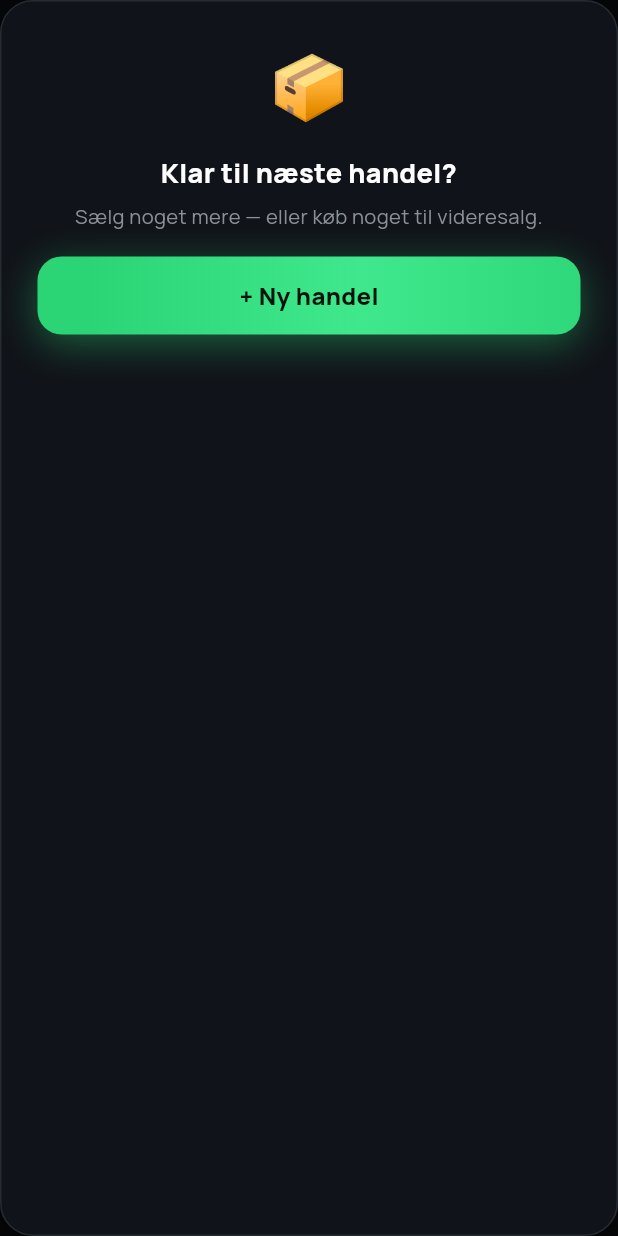
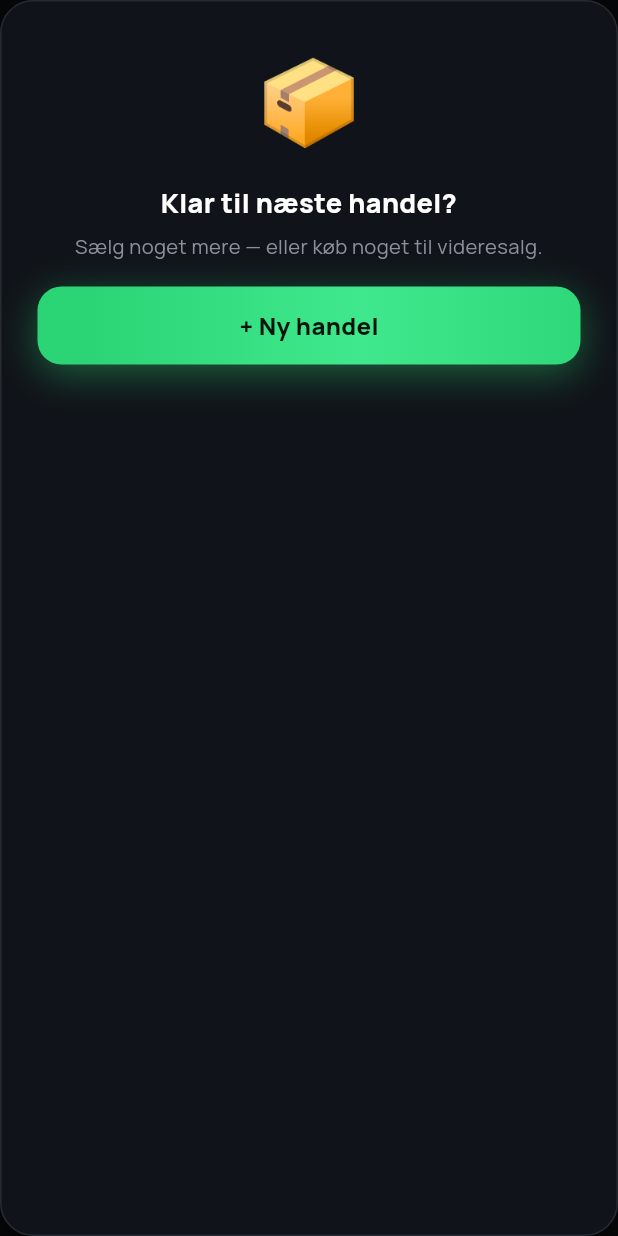
Before and after one commit to kriyarunner/million-ladder, a Flutter app: the _EmptyTradesCta widget shown alone on an empty page, opened directly with empty values, on a phone screen of 412 x 824 dp. Run offline on Flutter 3.47's test engine with Material 3 defaults, Android fonts, the phone set to English and light mode, and no system bars; our stand-ins replace confetti, share_plus, shared_preferences; accounts and stored records are empty.

Commit message:
docs: handover for ny agent + laas kasse-stoerrelse (58px)
HANDOVER.md: fuld projekt-status (principper, struktur, build, infra, to-do). Commit den ventende empty-state kasse-stoerrelse (44->58).

Co-authored-by: Cursor <cursoragent@cursor.com>

```diff
--- a/app/lib/screens.dart
+++ b/app/lib/screens.dart
@@ -69,7 +69,7 @@ class _EmptyTradesCta extends StatelessWidget {
         boxShadow: P.e1,
       ),
       child: Column(children: [
-        const Text('📦', style: TextStyle(fontSize: 44)),
+        const Text('📦', style: TextStyle(fontSize: 58)),
         const SizedBox(height: 12),
         Text(s.t.emptyCtaTitle,
             textAlign: TextAlign.center,
```
Also changed, not shown: 1 other file.
